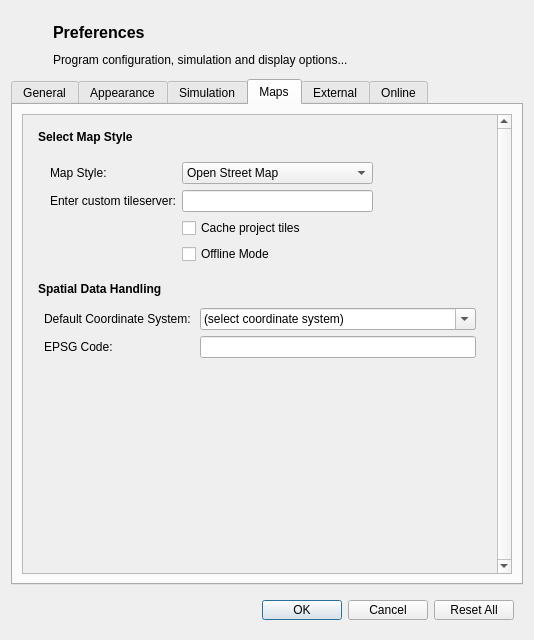
Above: gui/preferencesdialog.ui from petermbach/urbanbeats-pss before the change. Below: the same form after it.
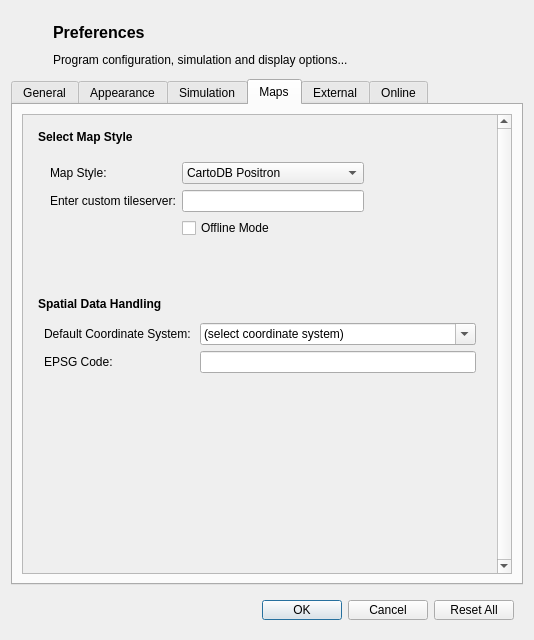
That is the form after the change. The open tabs and pages were chosen to show the change. Icons and pictures are not drawn.

Commit message: Some code refactoring, fully implementing multi-boundary projects, added more leaflet tileservers, updated GUIs. OSM and STADIA Tileservers don't work yet.... for some reason...

Diff of the .ui file:
```diff
--- a/gui/preferencesdialog.ui
+++ b/gui/preferencesdialog.ui
@@ -1116,20 +1116,25 @@
                     <number>6</number>
                    </property>
                    <item row="2" column="2">
-                    <widget class="QCheckBox" name="cache_check">
+                    <widget class="QCheckBox" name="offline_check">
                      <property name="text">
-                      <string>Cache project tiles</string>
+                      <string>Offline Mode</string>
                      </property>
                     </widget>
                    </item>
                    <item row="0" column="2">
                     <widget class="QComboBox" name="mapstyle_combo">
                      <property name="currentIndex">
-                      <number>2</number>
+                      <number>0</number>
                      </property>
                      <item>
                       <property name="text">
-                       <string>CartoDB</string>
+                       <string>CartoDB Positron</string>
+                      </property>
+                     </item>
+                     <item>
+                      <property name="text">
+                       <string>CartoDB DarkMatter</string>
                       </property>
                      </item>
                      <item>
@@ -1172,11 +1177,17 @@
                     <widget class="QLineEdit" name="tileserver_line"/>
                    </item>
                    <item row="3" column="2">
-                    <widget class="QCheckBox" name="offline_check">
-                     <property name="text">
-                      <string>Offline Mode</string>
+                    <spacer name="verticalSpacer_7">
+                     <property name="orientation">
+                      <enum>Qt::Vertical</enum>
                      </property>
-                    </widget>
+                     <property name="sizeHint" stdset="0">
+                      <size>
+                       <width>20</width>
+                       <height>40</height>
+                      </size>
+                     </property>
+                    </spacer>
                    </item>
                   </layout>
                  </widget>
@@ -1185,8 +1196,8 @@
                  <widget class="QLabel" name="mapstyle_pic">
                   <property name="minimumSize">
                    <size>
-                    <width>91</width>
-                    <height>110</height>
+                    <width>100</width>
+                    <height>129</height>
                    </size>
                   </property>
                   <property name="text">
```
Left out of the diff: 39 changed lines with no effect on the pictures. The commit also changes 13 other files.
